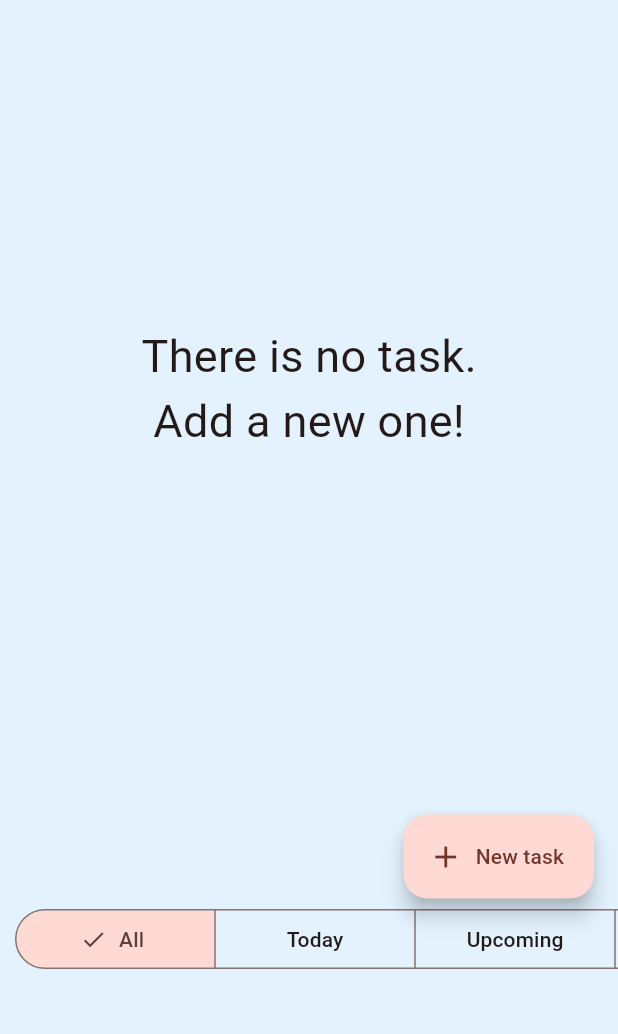
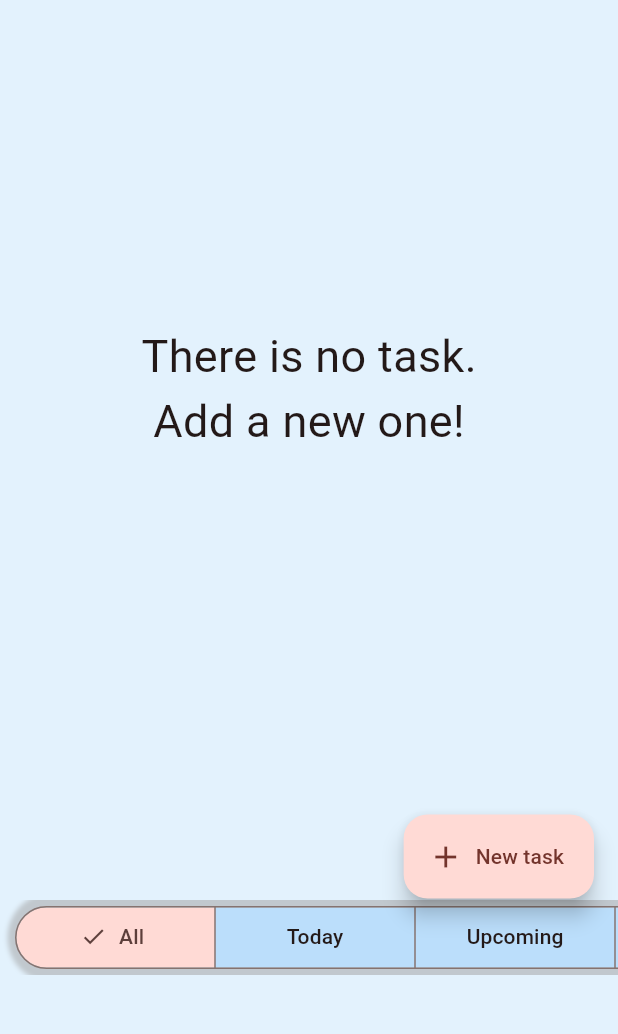
Before and after one commit to aliosmansahin/flutter-todolist, a Flutter app: the screen it shows after launch, on a phone screen of 412 x 824 dp, the part 201-1235 px from its top. Run offline on Flutter 3.47's test engine with Material 3 defaults, Android fonts, the phone set to English and light mode, and no system bars; our stand-ins replace drift, flutter_local_notifications, flutter_timezone, timezone; missing offline and left inert: android_intent_plus, dart:ffi; accounts and stored records are empty; generated files the repository leaves out were written again.

Commit message:
added background and shadow to segmentbuttons
Signed-off-by: aliosmansahin <aliosmsahin01@gmail.com>

```diff
--- a/lib/mainpage.dart
+++ b/lib/mainpage.dart
@@ -97,7 +97,7 @@ class _MainPageState extends State<MainPage> {
               Last item will have bottom-margin, to prevent overlap with floating action button
               */
               SliverToBoxAdapter(
-                child: SizedBox(height: 100, width: double.infinity),
+                child: SizedBox(height: 180, width: double.infinity),
               ),
             ],
           ),
@@ -109,9 +109,23 @@ class _MainPageState extends State<MainPage> {
               scrollDirection: Axis.horizontal,
               padding: EdgeInsets.symmetric(horizontal: 10),
               physics: BouncingScrollPhysics(),
-              child: SizedBox(
+              child: Container(
+                decoration: BoxDecoration(
+                  borderRadius: BorderRadius.all(Radius.circular(50)),
+                  boxShadow: [
+                    BoxShadow(
+                      color: Colors.grey.withValues(alpha: 0.5),
+                      spreadRadius: 5,
+                      blurRadius: 2,
+                    ),
+                  ],
+                ),
                 width: 800,
+                height: 50,
                 child: SegmentedButton<TaskSegments>(
+                  style: SegmentedButton.styleFrom(
+                    backgroundColor: Theme.of(context).primaryColorLight,
+                  ),
                   segments: [
                     ButtonSegment(value: TaskSegments.all, label: Text("All")),
                     ButtonSegment(
```
